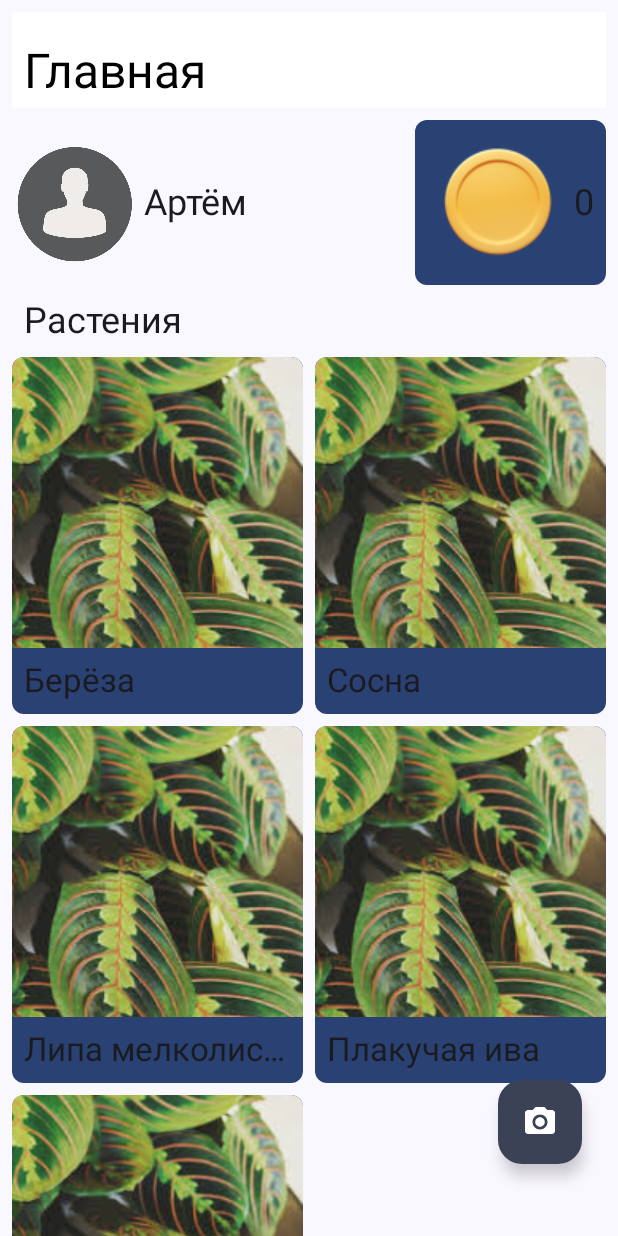
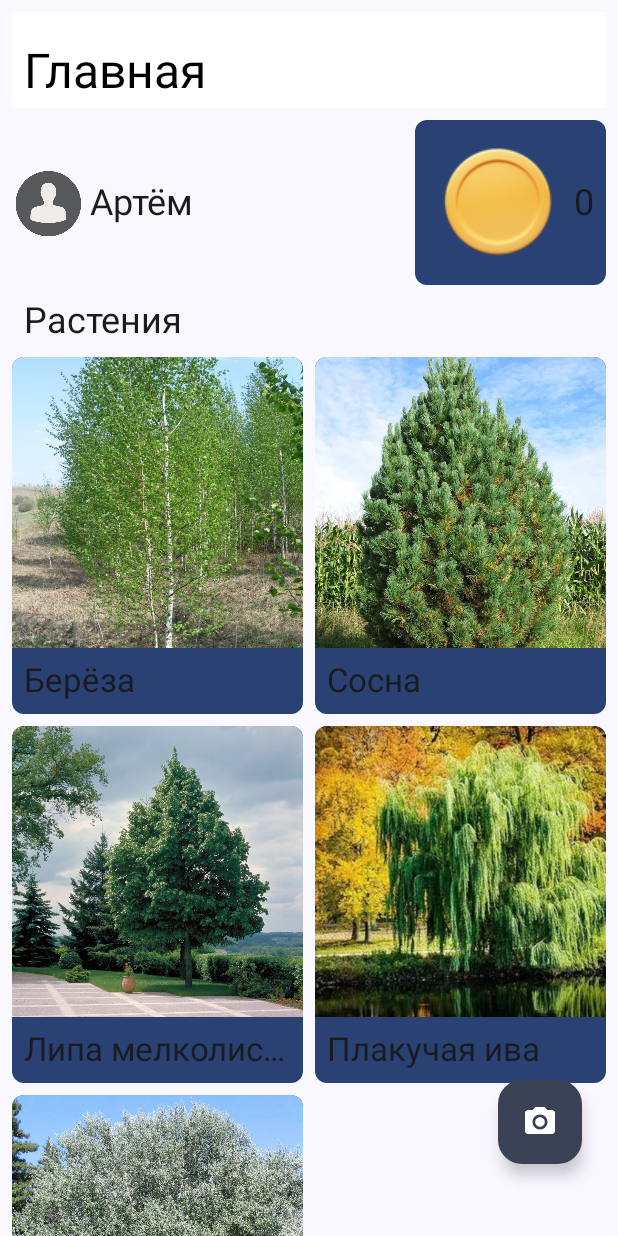
Before and after one commit to artemObrazumov/Ecothon-Ecoprogers-Prototype, an Android app built with Jetpack Compose: the DashboardScreen screen opened through its navigation route, on a phone screen of 412 x 824 dp. Run offline under Robolectric (Android 15) with nearby library versions, the phone set to English and light mode, and no system bars.

Commit message:
fixes
Signed-off-by: artemObrazumov <a.obraz60022006@gmail.com>

```diff
--- a/app/src/main/java/com/ecoprogers/ecothon/presentation/App.kt
+++ b/app/src/main/java/com/ecoprogers/ecothon/presentation/App.kt
@@ -60,7 +60,7 @@ fun App(modifier: Modifier = Modifier) {
 
         NavHost(
             navController = navController,
-            startDestination = PlantOnMap("1")
+            startDestination = Dashboard
         ) {
             composable<Dashboard> {
                 DashboardScreen(
@@ -71,7 +71,9 @@ fun App(modifier: Modifier = Modifier) {
                 PlantScreen(
                     modifier = modifier,
                     plantId = (it.toRoute() as PlantInfo).id,
-                    onOpenPlantOnMapInfo = {}
+                    onOpenPlantOnMapInfo = { plantId ->
+                        navController.navigate(PlantOnMap(plantId))
+                    }
                 )
             }
             composable<Camera>(
--- a/app/src/main/java/com/ecoprogers/ecothon/presentation/components/ExpandedTopBar.kt
+++ b/app/src/main/java/com/ecoprogers/ecothon/presentation/components/ExpandedTopBar.kt
@@ -27,7 +27,7 @@ import com.ecoprogers.ecothon.R
 @Composable
 fun ExpandedTopBar(
     title: String = "",
-    image: String = ""
+    image: Int
 ) {
     Box(
         modifier = Modifier
@@ -38,7 +38,7 @@ fun ExpandedTopBar(
     ) {
         Image(
             modifier = Modifier.fillMaxSize(),
-            painter = painterResource(R.drawable.testimage),
+            painter = painterResource(image),
             contentDescription = null,
             contentScale = ContentScale.Crop,
         )
--- a/app/src/main/java/com/ecoprogers/ecothon/presentation/dashboard/DashboardScreen.kt
+++ b/app/src/main/java/com/ecoprogers/ecothon/presentation/dashboard/DashboardScreen.kt
@@ -103,7 +103,7 @@ fun DashboardScreenContent(
                     item(span = { GridItemSpan(2) }) {
                         Row(verticalAlignment = Alignment.CenterVertically) {
                             Image(
-                                modifier = Modifier.size(84.dp),
+                                modifier = Modifier.size(48.dp),
                                 painter = painterResource(id = R.drawable.user),
                                 contentDescription = null
                             )
@@ -169,7 +169,7 @@ fun PlantItem(
                 modifier = Modifier
                     .fillMaxWidth()
                     .aspectRatio(1f),
-                painter = painterResource(R.drawable.testimage),
+                painter = painterResource(plant.images[0]),
                 contentDescription = null,
                 contentScale = ContentScale.Crop,
             )
--- a/app/src/main/java/com/ecoprogers/ecothon/presentation/plant_details/PlantDetailsScreenViewModel.kt
+++ b/app/src/main/java/com/ecoprogers/ecothon/presentation/plant_details/PlantDetailsScreenViewModel.kt
@@ -25,7 +25,7 @@ class PlantDetailsScreenViewModel: ViewModel() {
             delay(500L)
             _state.emit(
                 PlantScreenState.Content(
-                    PlantsApi.loadPlant("")
+                    PlantsApi.loadPlant("3")
                 )
             )
         }
```
Also changed, not shown: app/src/main/java/com/ecoprogers/ecothon/data/PlantsApi.kt (+10 -3 lines), app/src/main/java/com/ecoprogers/ecothon/presentation/plant/PlantScreen.kt (+16 -8 lines), app/src/main/java/com/ecoprogers/ecothon/presentation/plant_on_map_info/PlantOnMapInfoScreen.kt (+18 -17 lines).
